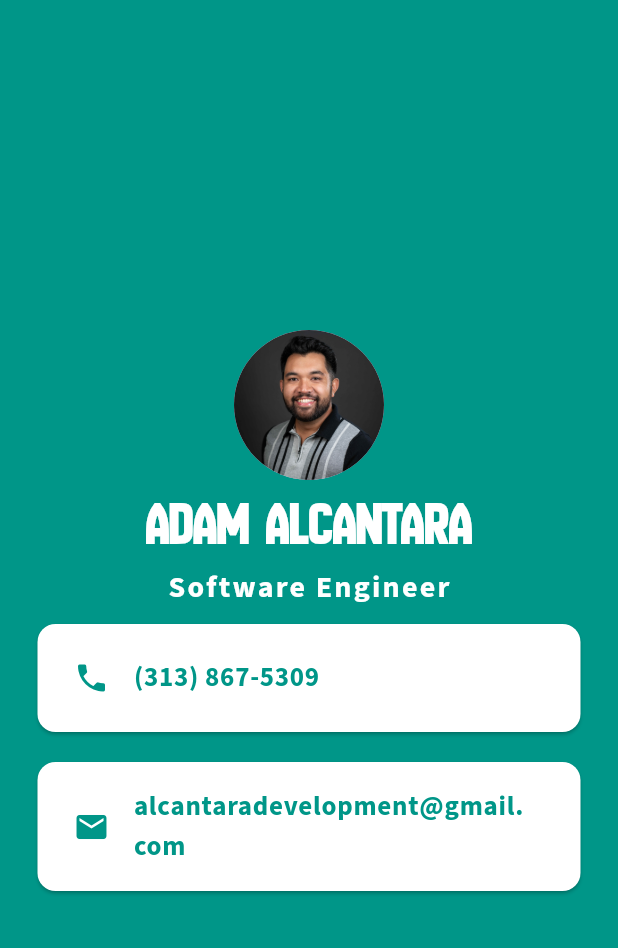
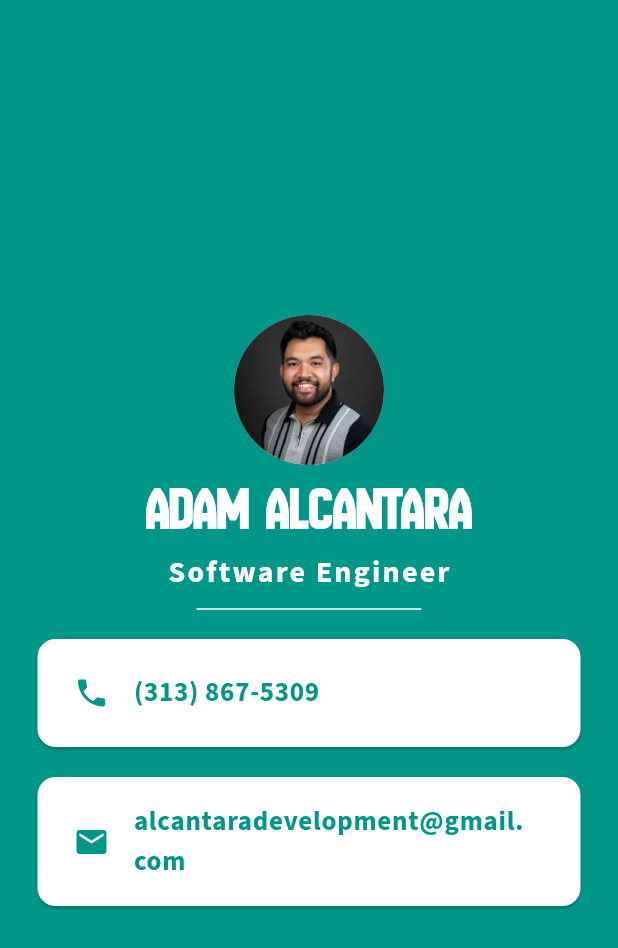
Before and after one commit to adamalcantara/mi_card, a Flutter app: the screen it shows after launch, on a phone screen of 412 x 824 dp. Shown: the top 948 px of the screen. Run offline on Flutter 3.47's test engine with Material 3 defaults, Android fonts, the phone set to English and light mode, and no system bars.

Commit message:
Added divider

```diff
--- a/lib/main.dart
+++ b/lib/main.dart
@@ -41,6 +41,13 @@ class MyApp extends StatelessWidget {
                   fontSize: 20.0,
                   letterSpacing: 1.5,
                 )),
+            SizedBox(
+              height: 20.0,
+              width: 150.0,
+              child: Divider(
+                color: Colors.white,
+              ),
+            ),
             Card(
               color: Colors.white,
               margin: EdgeInsets.symmetric(vertical: 10.0, horizontal: 25.0),
@@ -51,7 +58,8 @@ class MyApp extends StatelessWidget {
                     Icons.phone,
                     color: Colors.teal,
                   ),
-                    title: Text('(313) 867-5309',
+                  title: Text(
+                    '(313) 867-5309',
                     style: TextStyle(
                       color: Colors.teal,
                       fontFamily: 'SourceSans',
@@ -64,8 +72,7 @@ class MyApp extends StatelessWidget {
             ),
             Card(
               color: Colors.white,
-                  margin: EdgeInsets.symmetric(
-                      vertical: 10.0, horizontal: 25.0),
+              margin: EdgeInsets.symmetric(vertical: 10.0, horizontal: 25.0),
               child: Padding(
                 padding: EdgeInsets.all(8.0),
                 child: ListTile(
@@ -73,7 +80,8 @@ class MyApp extends StatelessWidget {
                     Icons.email,
                     color: Colors.teal,
                   ),
-                      title: Text('alcantaradevelopment@gmail.com',
+                  title: Text(
+                    'alcantaradevelopment@gmail.com',
                     style: TextStyle(
                       fontSize: 18.0,
                       color: Colors.teal,
```
Lines whose indentation alone changed are shown as unchanged.
